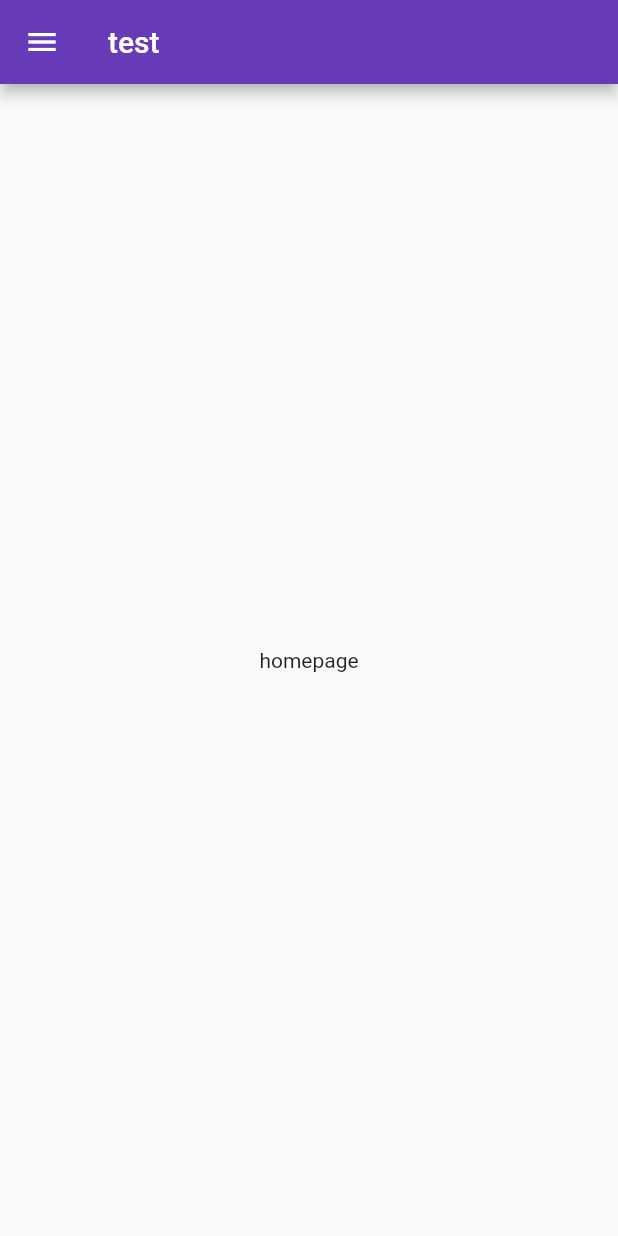
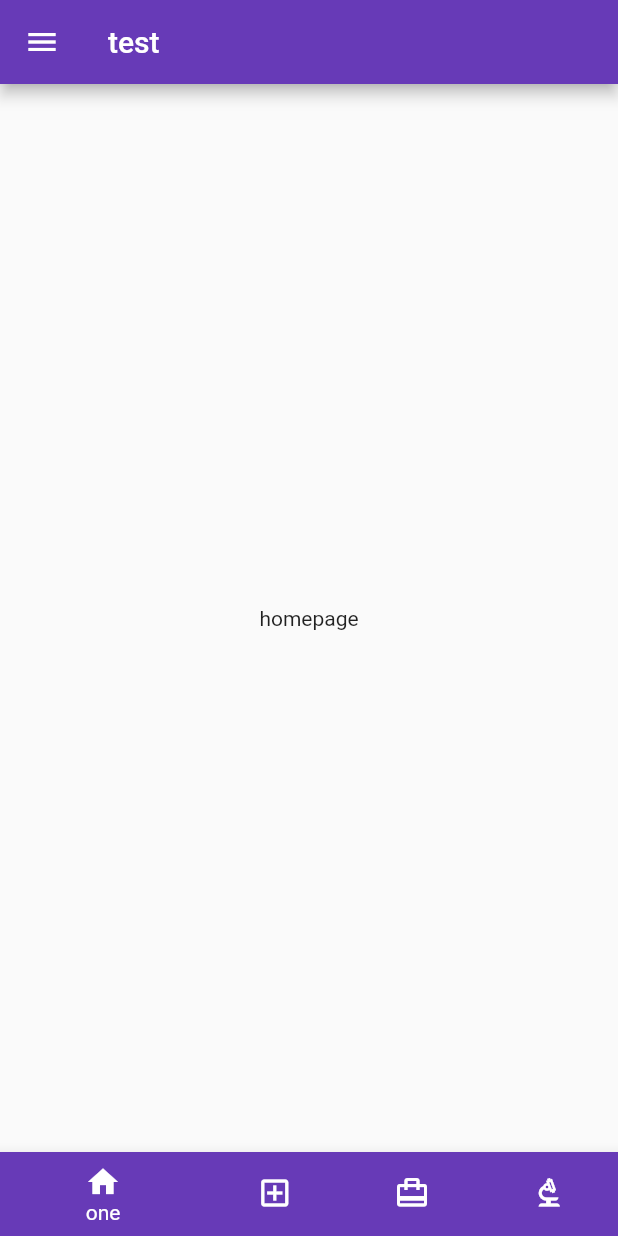
Before and after one commit to capturecoder/drawer, a Flutter app: the screen it shows after launch, on a phone screen of 412 x 824 dp. Run offline on Flutter 3.47's test engine with Material 2 defaults, Android fonts, the phone set to English and light mode, and no system bars.

```diff
--- a/lib/drawer.dart
+++ b/lib/drawer.dart
@@ -1,9 +1,11 @@
 import 'package:flutter/material.dart';
 import 'page.dart';
+
 class MyDrawer extends StatelessWidget {
   @override
   Widget build(BuildContext context) {
-    return Scaffold(
+    return SafeArea(
+      child: Scaffold(
         appBar: new AppBar(
           title: new Text("test"),
           //elevation: defaultTargetPlatform == TargetPlatform.android?5.0:0.0,
@@ -27,35 +29,38 @@ class MyDrawer extends StatelessWidget {
               new ListTile(
                 title: new Text("page1"),
                 trailing: new Icon(Icons.account_balance_wallet_sharp),
-              onTap: (){
+                onTap: () {
                   Navigator.of(context).pop();
                   Navigator.of(context).push(new MaterialPageRoute(
-                    builder: (BuildContext context )=> new MyPage("Page one")));
+                      builder: (BuildContext context) =>
+                          new MyPage("Page one")));
                 },
               ),
               new ListTile(
                 title: new Text("page2"),
                 trailing: new Icon(Icons.account_balance_wallet_sharp),
-              onTap: (){
+                onTap: () {
                   Navigator.of(context).pop();
                   Navigator.of(context).push(new MaterialPageRoute(
-                    builder: (BuildContext context )=> new MyPage("Page two")));
+                      builder: (BuildContext context) =>
+                          new MyPage("Page two")));
                 },
               ),
               new ListTile(
                 title: new Text("page3"),
                 trailing: new Icon(Icons.account_balance_wallet_sharp),
-              onTap: (){
+                onTap: () {
                   Navigator.of(context).pop();
                   Navigator.of(context).push(new MaterialPageRoute(
-                    builder: (BuildContext context )=> new MyPage("Page three")));
+                      builder: (BuildContext context) =>
+                          new MyPage("Page three")));
                 },
               ),
               new Divider(),
               new ListTile(
                 title: new Text("close"),
                 trailing: new Icon(Icons.account_balance_wallet_sharp),
-              onTap: ()=> Navigator.of(context).pop(),
+                onTap: () => Navigator.of(context).pop(),
               ),
             ],
           ),
@@ -65,6 +70,27 @@ class MyDrawer extends StatelessWidget {
             child: new Text("homepage"),
           ),
         ),
+        bottomNavigationBar: BottomNavigationBar(
+          items: [
+            BottomNavigationBarItem(
+               icon: Icon(Icons.home),
+               label: "one",
+               backgroundColor: Colors.deepPurple),
+            BottomNavigationBarItem(
+               icon: Icon(Icons.add_box_outlined),
+               label: "two",
+               backgroundColor: Colors.black),
+            BottomNavigationBarItem(
+               icon: Icon(Icons.card_travel),
+               label: "add",
+               backgroundColor: Colors.black),
+            BottomNavigationBarItem(
+                icon: Icon(Icons.biotech_outlined),
+                label: "add",
+                backgroundColor: Colors.black)
+          ],
+        ),
+      ),
     );
   }
 }
```
Also changed, not shown: lib/bottm.dart (added, +46 -0 lines), lib/main.dart (+10 -12 lines). Lines whose indentation alone changed are shown as unchanged.
